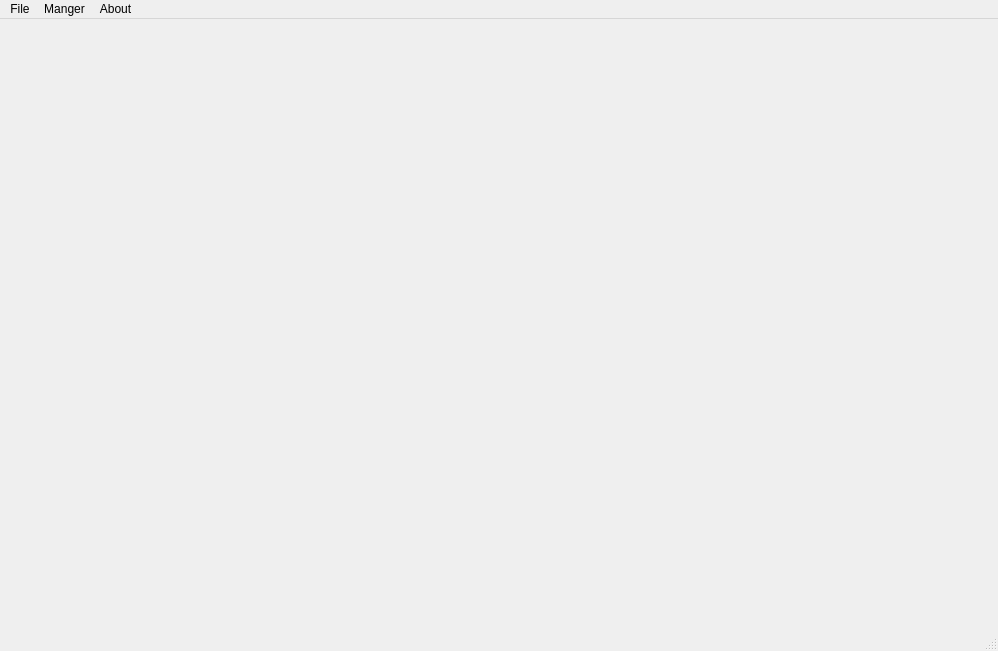
Above: app_template/View/main_window/main.ui from huguanghui/pyqt5_test before the change. Below: the same form after it.
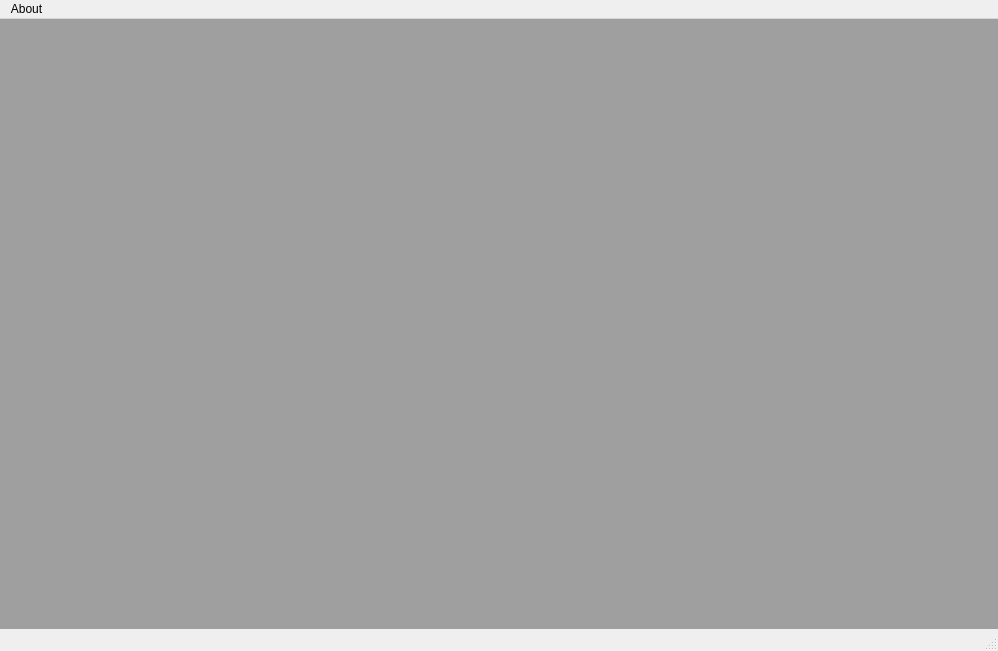
That is the form after the change.

The edit to the form file:
```diff
--- a/app_template/View/main_window/main.ui
+++ b/app_template/View/main_window/main.ui
@@ -17,10 +17,7 @@
    <locale language="English" country="UnitedStates"/>
   </property>
   <widget class="QWidget" name="centralwidget">
-   <layout class="QVBoxLayout" name="verticalLayout">
-    <property name="spacing">
-     <number>0</number>
-    </property>
+   <layout class="QGridLayout" name="gridLayout">
     <property name="leftMargin">
      <number>0</number>
     </property>
@@ -33,6 +30,13 @@
     <property name="bottomMargin">
      <number>0</number>
     </property>
+    <item row="0" column="0">
+     <widget class="QMdiArea" name="mdiArea">
+      <property name="viewMode">
+       <enum>QMdiArea::SubWindowView</enum>
+      </property>
+     </widget>
+    </item>
    </layout>
   </widget>
   <widget class="QMenuBar" name="menubar">
@@ -47,28 +51,6 @@
    <property name="defaultUp">
     <bool>false</bool>
    </property>
-   <widget class="QMenu" name="menuFile">
-    <property name="locale">
-     <locale language="English" country="UnitedStates"/>
-    </property>
-    <property name="title">
-     <string>File</string>
-    </property>
-   </widget>
-   <widget class="QMenu" name="menuManger">
-    <property name="layoutDirection">
-     <enum>Qt::LeftToRight</enum>
-    </property>
-    <property name="autoFillBackground">
-     <bool>false</bool>
-    </property>
-    <property name="locale">
-     <locale language="English" country="UnitedStates"/>
-    </property>
-    <property name="title">
-     <string>Manger</string>
-    </property>
-   </widget>
    <widget class="QMenu" name="menuHelp">
     <property name="locale">
      <locale language="English" country="UnitedStates"/>
@@ -79,8 +61,6 @@
     <addaction name="actionHelp"/>
     <addaction name="actionVersion"/>
    </widget>
-   <addaction name="menuFile"/>
-   <addaction name="menuManger"/>
    <addaction name="menuHelp"/>
   </widget>
   <widget class="QStatusBar" name="statusbar"/>
```
